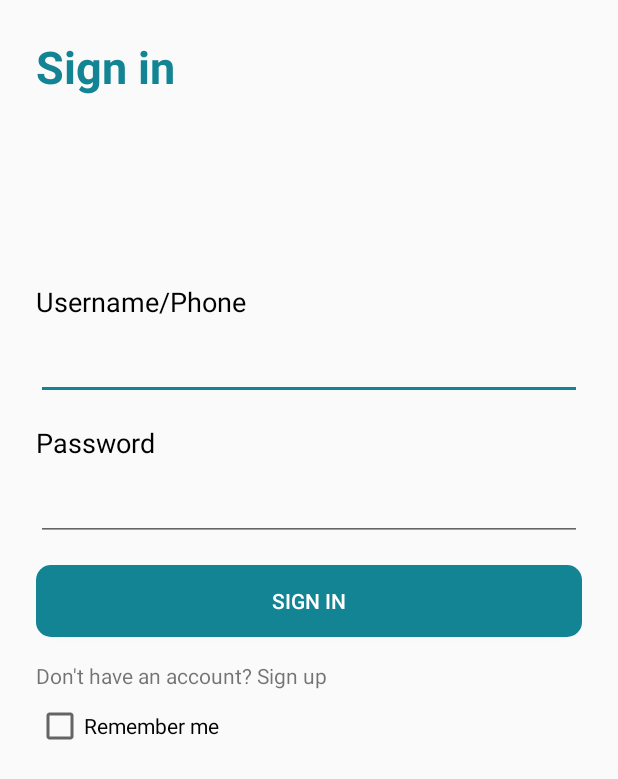
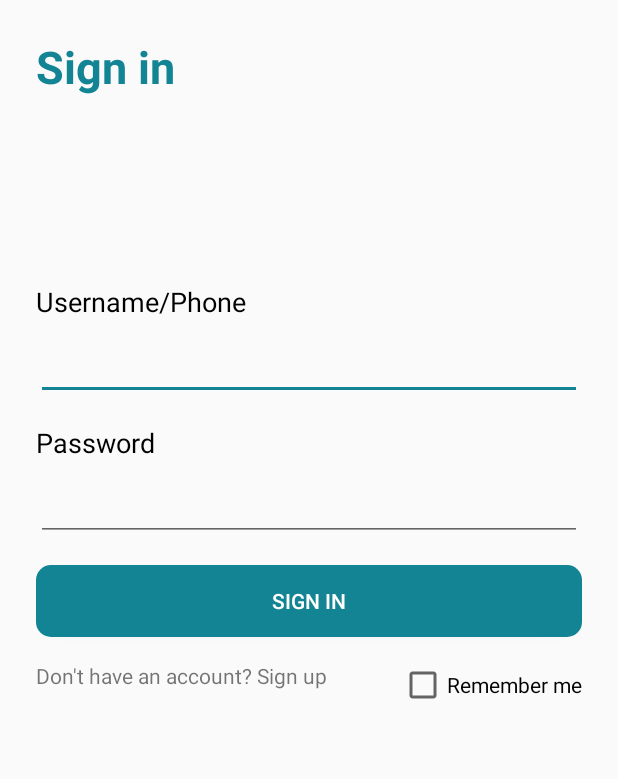
Before and after one commit to openmymed/access.md, an Android app: the screen it shows after launch (LoginActivity), on a phone screen of 412 x 824 dp. Shown: the top 779 px of the screen. Run offline under Robolectric (Android 15) with nearby library versions, the phone set to English and light mode, and no system bars; libraries missing offline, so code that uses them is left out: io.paperdb; 4 statements that could not run were skipped.

```diff
--- a/android/app/src/main/java/me/kisoft/covid19/services/PatientService.java
+++ b/android/app/src/main/java/me/kisoft/covid19/services/PatientService.java
@@ -2,6 +2,7 @@ package me.kisoft.covid19.services;
 
 import java.util.List;
 
+import me.kisoft.covid19.models.MedicalProfile;
 import me.kisoft.covid19.models.Patient;
 import me.kisoft.covid19.models.Question;
 
@@ -11,4 +12,6 @@ public interface PatientService {
     Boolean register(Patient patient);
 
     List<Question> getQuestions();
+
+    Boolean createMedicalProfile(MedicalProfile profile);
 }
--- a/android/app/src/main/java/me/kisoft/covid19/services/PatientServiceImpl.java
+++ b/android/app/src/main/java/me/kisoft/covid19/services/PatientServiceImpl.java
@@ -10,6 +10,7 @@ import org.json.JSONObject;
 import java.io.IOException;
 import java.util.List;
 
+import me.kisoft.covid19.models.MedicalProfile;
 import me.kisoft.covid19.models.Patient;
 import me.kisoft.covid19.models.Question;
 import okhttp3.MediaType;
@@ -19,9 +20,18 @@ import okhttp3.RequestBody;
 import okhttp3.Response;
 
 public class PatientServiceImpl implements PatientService {
+    final String WEBSITE_URL = "https://covid19-staging.kisoft.me/";
+    final String LOGIN_URL = WEBSITE_URL + "login";
+    final String REGISTER_URL = WEBSITE_URL + "patient/signup";
+    final String PROFILE_URL = WEBSITE_URL + "patient/profile";
+    final String CHANGE_PASSWORD = WEBSITE_URL + "user/password";
+    final String CODE_URL = WEBSITE_URL + "patient/code";
+    final String QUESTIONS_URL = WEBSITE_URL + "patient/question";
+    final String ANSWER_URL = WEBSITE_URL + "patient/question/{question_id}/answer";//TODO remember to change question_id
+    final String RECOMMENDATION_URL = WEBSITE_URL + "patient/recommendation";
+    final String SYMPTOMS_URL = WEBSITE_URL + "patient/symptom";
+
     final MediaType JSON = MediaType.get("application/json; charset=utf-8");
-    final String LOGIN_URL = "https://covid19-staging.kisoft.me/login";
-    final String REGISTER_URL = "https://covid19-staging.kisoft.me/patient/signup";
     OkHttpClient client = new OkHttpClient();
 
     @Override
@@ -74,7 +84,12 @@ public class PatientServiceImpl implements PatientService {
         return null;
     }
 
-    //from OKHttp
+    @Override
+    public Boolean createMedicalProfile(MedicalProfile profile) {
+        return null;
+    }
+
+    //POST from OKHttp
     private Response post(String url, String json) throws IOException {
         RequestBody body = RequestBody.create(json, JSON);
         Request request = new Request.Builder()
@@ -85,7 +100,7 @@ public class PatientServiceImpl implements PatientService {
         return response;
     }
 
-    //from OKHttp
+    //GET from OKHttp
     private Response get(String url) throws IOException {
         Request request = new Request.Builder()
                 .url(url)
@@ -96,4 +111,16 @@ public class PatientServiceImpl implements PatientService {
         }
     }
 
+    //PUT from OKHttp
+    private Response put(String url, String json) throws IOException {
+        RequestBody body = RequestBody.create(json, JSON);
+        Request request = new Request.Builder()
+                .url(url)
+                .put(body)
+                .build();
+        try (Response response = client.newCall(request).execute()) {
+            return response;
+        }
+    }
+
 }
--- a/android/app/src/main/res/layout/activity_login.xml
+++ b/android/app/src/main/res/layout/activity_login.xml
@@ -88,12 +88,12 @@
         android:id="@+id/chk_remember_me"
         android:layout_width="wrap_content"
         android:layout_height="wrap_content"
-        android:layout_marginStart="24dp"
-        android:layout_marginTop="8dp"
+        android:layout_marginTop="16dp"
+        android:layout_marginEnd="24dp"
         android:checked="false"
         android:text="@string/remember_me"
-        app:layout_constraintStart_toStartOf="parent"
-        app:layout_constraintTop_toBottomOf="@+id/tv_goto_sign_up" />
+        app:layout_constraintEnd_toEndOf="parent"
+        app:layout_constraintTop_toBottomOf="@+id/btn_sign_in" />
 
     <TextView
         android:id="@+id/tv_login_warning"
--- a/android/app/src/main/res/values/strings.xml
+++ b/android/app/src/main/res/values/strings.xml
@@ -17,6 +17,7 @@
     <string name="sign_in_all_fields_required">All fields are required</string>
     <string name="sign_in_phone_required">Phone field can\'t be empty</string>
     <string name="sign_in">Sign in</string>
+    <string name="forgot_password">Forgot your password?</string>
     <string name="username_phone">Username/Phone</string>
     <string name="password">Password</string>
     <string name="remember_me">Remember me</string>
```
Also changed, not shown: android/app/src/main/java/me/kisoft/covid19/fragments/MedicalFlagsFragment.java (+5 -3 lines), android/app/src/main/java/me/kisoft/covid19/models/Patient.java (+9 -0 lines), android/app/src/main/java/me/kisoft/covid19/models/Question.java (+9 -0 lines), android/app/src/main/java/me/kisoft/covid19/services/PatientServiceDelegate.java (+7 -0 lines).
